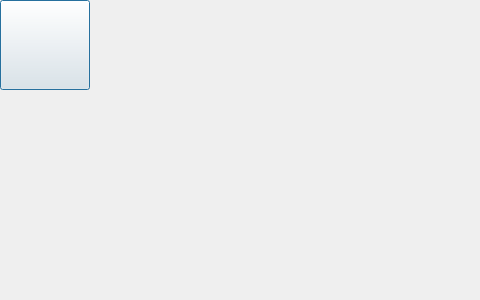
This is src/2Player/medialibdlg.ui in 1028417/XMusic as Qt 5 draws it before an edit; both pictures show x 0 to 480 and y 0 to 300 of the 1000 by 300 pixel window. The edited form follows.
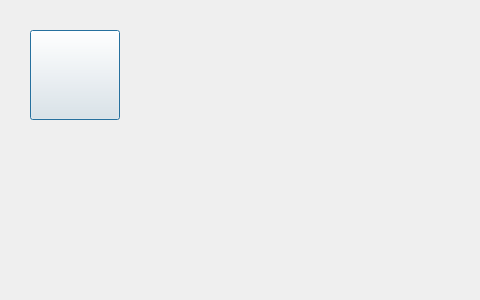
This is the edited form. Icons and pictures are not drawn. Custom widgets are drawn as their Qt base class.

The edit to the form file:
```diff
--- a/src/2Player/medialibdlg.ui
+++ b/src/2Player/medialibdlg.ui
@@ -16,8 +16,8 @@
   <widget class="CButton" name="btnReturn">
    <property name="geometry">
     <rect>
-     <x>0</x>
-     <y>0</y>
+     <x>30</x>
+     <y>30</y>
      <width>90</width>
      <height>90</height>
     </rect>
```
